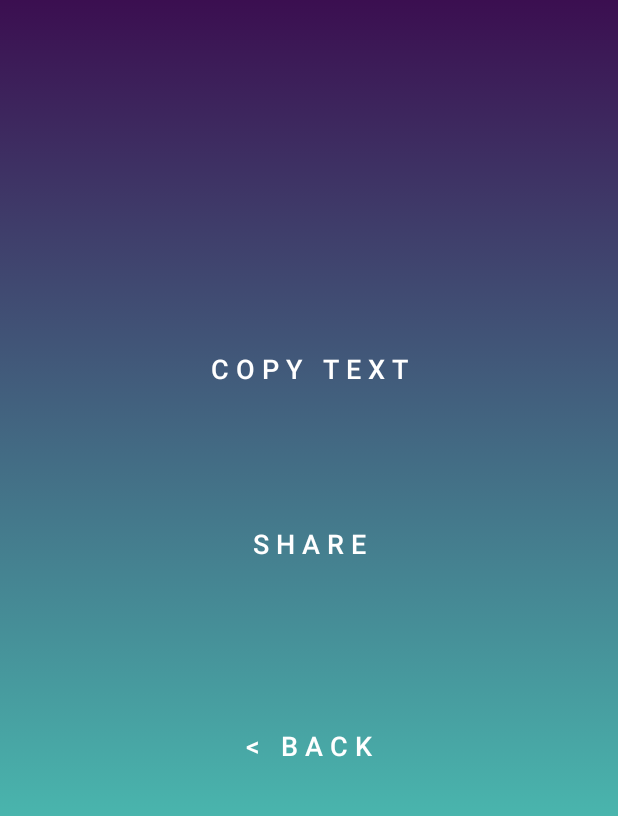
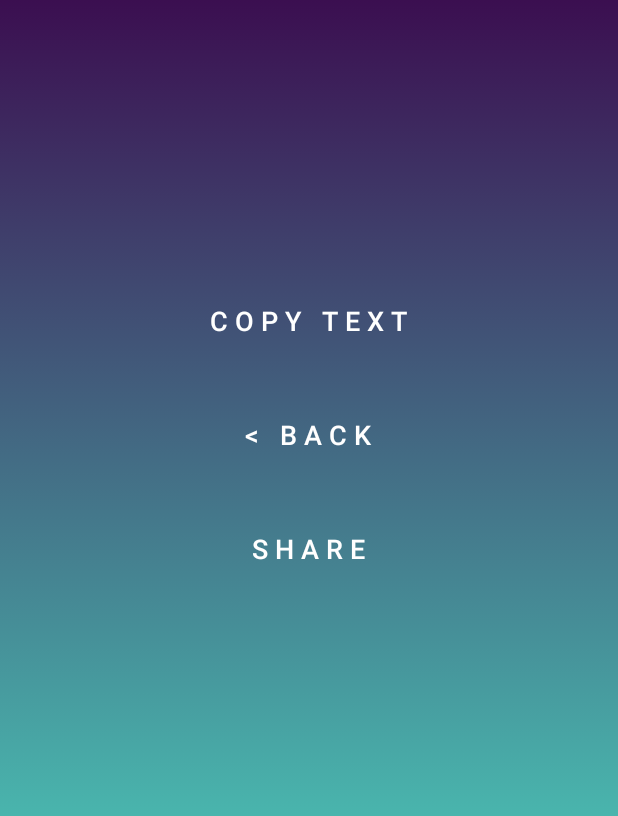
Before and after one commit to berkeatac/VaporText-android, an Android app: the DisplayMessageActivity screen opened directly, with no data from a screen before it, on a phone screen of 412 x 824 dp, the part 87-903 px from its top. Run offline under Robolectric (Android 15) with nearby library versions, the phone set to English and light mode, and no system bars; our stand-ins replace AdMob.

Commit message:
Display Screen Layout refactor

```diff
--- a/app/src/main/AndroidManifest.xml
+++ b/app/src/main/AndroidManifest.xml
@@ -1,24 +1,23 @@
 <?xml version="1.0" encoding="utf-8"?>
 <manifest xmlns:android="http://schemas.android.com/apk/res/android"
     package="berkea.vaportext">
+
+    <uses-permission android:name="android.permission.INTERNET" />
+
 
     <application
         android:allowBackup="true"
         android:icon="@mipmap/ic_launcher"
         android:label="@string/app_name"
-        android:roundIcon="@mipmap/ic_launcher_round"
+        android:roundIcon="@mipmap/ic_launcher"
         android:supportsRtl="true"
         android:theme="@style/AppTheme">
 
-        <activity android:name=".MainActivity" android:windowSoftInputMode="adjustPan">
-            <intent-filter>
-                <action android:name="android.intent.action.MAIN" />
+        <activity
+            android:name=".MainActivity"
+            android:windowSoftInputMode="adjustPan" />
 
-                <category android:name="android.intent.category.LAUNCHER" />
-            </intent-filter>
-        </activity>
-
-        <activity android:name=".DisplayMessageActivity"></activity>
+        <activity android:name=".DisplayMessageActivity" />
 
         <activity
             android:name=".SplashActivity"
@@ -32,6 +31,4 @@
 
     </application>
 
-    <uses-permission android:name="android.permission.INTERNET" />
-
 </manifest>
--- a/app/src/main/java/berkea/vaportext/MainActivity.java
+++ b/app/src/main/java/berkea/vaportext/MainActivity.java
@@ -15,6 +15,7 @@ import com.google.android.gms.ads.MobileAds;
 
 public class MainActivity extends AppCompatActivity implements View.OnClickListener {
 
+    private final static String AD_KEY = "ca-app-pub-7995520615225219~4866392143";
     private Button mVapeButton;
     private AdView mAdView;
     private CheckBox mCheckBox;
@@ -24,8 +25,11 @@ public class MainActivity extends AppCompatActivity implements View.OnClickListe
     protected void onCreate(Bundle savedInstanceState) {
         super.onCreate(savedInstanceState);
         setContentView(R.layout.activity_main);
-        getSupportActionBar().setElevation(0);
-        MobileAds.initialize(this,"ca-app-pub-7995520615225219~4866392143");
+
+        if(getSupportActionBar() != null) {
+            getSupportActionBar().setElevation(0);
+        }
+        MobileAds.initialize(this, AD_KEY);
 
         mCheckBox = (CheckBox) findViewById(R.id.checkBox);
         mVapeButton = (Button) findViewById(R.id.button);
--- a/app/src/main/res/layout/activity_display_message.xml
+++ b/app/src/main/res/layout/activity_display_message.xml
@@ -1,95 +1,52 @@
 <?xml version="1.0" encoding="utf-8"?>
-<android.support.constraint.ConstraintLayout xmlns:android="http://schemas.android.com/apk/res/android"
-    xmlns:app="http://schemas.android.com/apk/res-auto"
-    xmlns:ads="http://schemas.android.com/apk/res-auto"
+
+<LinearLayout android:layout_height="match_parent"
+    android:layout_width="match_parent"
+    android:background="@drawable/bgshape"
+    xmlns:android="http://schemas.android.com/apk/res/android"
     xmlns:tools="http://schemas.android.com/tools"
+    xmlns:ads="http://schemas.android.com/apk/res-auto">
+
+    <ScrollView
         android:layout_width="match_parent"
         android:layout_height="match_parent"
-    android:background="@drawable/bgshape"
-    tools:context="berkea.vaportext.DisplayMessageActivity"
-    tools:layout_editor_absoluteX="0dp"
-    tools:layout_editor_absoluteY="81dp">
+        >
+
+        <LinearLayout xmlns:android="http://schemas.android.com/apk/res/android"
+            android:layout_width="match_parent"
+            android:layout_height="match_parent"
+            android:gravity="center_horizontal"
+            android:orientation="vertical">
 
             <TextView
+                style="@style/DisplayScreenText"
                 android:id="@+id/textNo"
-        android:layout_width="327dp"
-        android:layout_height="169dp"
-        android:fontFamily="roboto"
-        android:gravity="center_vertical|center_horizontal"
-        android:maxLines="150"
-        android:scrollbars="vertical"
-        android:text="@string/app_name"
-        android:textAlignment="center"
-        android:textColor="@color/colorAccent"
-        android:textSize="30sp"
-        android:textStyle="bold"
-        android:verticalScrollbarPosition="right"
-        app:layout_constraintBottom_toBottomOf="parent"
-        app:layout_constraintHorizontal_bias="0.508"
-        app:layout_constraintLeft_toLeftOf="parent"
-        app:layout_constraintRight_toRightOf="parent"
-        app:layout_constraintTop_toTopOf="parent"
-        app:layout_constraintVertical_bias="0.046" />
+                tools:text="@string/app_name"
+                />
 
             <Button
+                style="@style/DisplayScreenButton"
                 android:id="@+id/copyButton"
-        android:layout_width="155dp"
-        android:layout_height="60dp"
-        android:layout_marginLeft="0dp"
-        android:layout_marginRight="0dp"
-        android:background="@drawable/shape_empty"
-        android:text="@string/copyText"
-        android:textColor="@android:color/background_light"
-        android:textSize="18sp"
-        app:layout_constraintBottom_toTopOf="@+id/shareButton"
-        app:layout_constraintHorizontal_bias="0.502"
-        app:layout_constraintLeft_toLeftOf="parent"
-        app:layout_constraintRight_toRightOf="parent"
-        app:layout_constraintTop_toBottomOf="@+id/textNo"
-        app:layout_constraintVertical_bias="0.27" />
+                android:text="@string/copyText"/>
 
             <Button
+                style="@style/DisplayScreenButton"
                 android:id="@+id/backButton"
-        android:layout_width="155dp"
-        android:layout_height="60dp"
-        android:background="@drawable/shape_empty"
-        android:text="@string/backText"
-        android:textColor="@android:color/background_light"
-        android:textSize="18sp"
-        app:layout_constraintBottom_toBottomOf="parent"
-        app:layout_constraintHorizontal_bias="0.502"
-        app:layout_constraintLeft_toLeftOf="parent"
-        app:layout_constraintRight_toRightOf="parent"
-        app:layout_constraintTop_toBottomOf="@+id/textNo"
-        app:layout_constraintVertical_bias="0.533" />
+                android:text="@string/backText"/>
 
             <Button
+                style="@style/DisplayScreenButton"
                 android:id="@+id/shareButton"
-        android:layout_width="155dp"
-        android:layout_height="60dp"
-        android:layout_marginLeft="0dp"
-        android:background="@drawable/shape_empty"
-        android:text="@string/shareText"
-        android:textColor="@android:color/background_light"
-        android:textSize="18sp"
-        app:layout_constraintBottom_toBottomOf="parent"
-        app:layout_constraintHorizontal_bias="0.502"
-        app:layout_constraintLeft_toLeftOf="parent"
-        app:layout_constraintRight_toRightOf="parent"
-        app:layout_constraintTop_toBottomOf="@+id/textNo"
-        app:layout_constraintVertical_bias="0.27" />
+                android:text="@string/shareText"/>
 
             <com.google.android.gms.ads.AdView
                 android:id="@+id/adView2"
                 android:layout_width="wrap_content"
                 android:layout_height="wrap_content"
-        app:layout_constraintBottom_toBottomOf="parent"
-        app:layout_constraintEnd_toEndOf="parent"
-        app:layout_constraintHorizontal_bias="0.5"
-        app:layout_constraintStart_toStartOf="parent"
-        app:layout_constraintTop_toBottomOf="@+id/backButton"
                 ads:adSize="LARGE_BANNER"
                 ads:adUnitId="ca-app-pub-7995520615225219/9832553417">
             </com.google.android.gms.ads.AdView>
 
-</android.support.constraint.ConstraintLayout>
+        </LinearLayout>
+    </ScrollView>
+</LinearLayout>
--- a/app/src/main/res/values/styles.xml
+++ b/app/src/main/res/values/styles.xml
@@ -14,4 +14,26 @@
         <item name="android:windowBackground">@drawable/background_splash</item>
     </style>
 
+    <style name="DisplayScreenButton">
+        <item name="android:layout_width">155dp</item>
+        <item name="android:layout_height">60dp</item>
+        <item name="android:background">@drawable/shape_empty</item>
+        <item name="android:textColor">@android:color/background_light</item>
+        <item name="android:textSize">18sp</item>
+        <item name="android:layout_marginBottom">16dp</item>
+    </style>
+
+    <style name="DisplayScreenText">
+        <item name="android:layout_width">match_parent</item>
+        <item name="android:layout_height">170dp</item>
+        <item name="android:fontFamily">roboto</item>
+        <item name="android:gravity">center</item>
+        <item name="android:textSize">30sp</item>
+        <item name="android:layout_marginBottom">16dp</item>
+        <item name="android:textStyle">bold</item>
+        <item name="android:textAlignment">center</item>
+        <item name="android:scrollbars">vertical</item>
+        <item name="android:maxLines">150</item>
+    </style>
+
 </resources>
```
Lines whose indentation alone changed are shown as unchanged.
